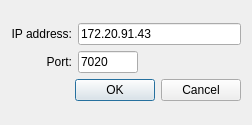
Qt form mercury_gui/address_dialog.ui (OE-FET/customxepr) before a commit.
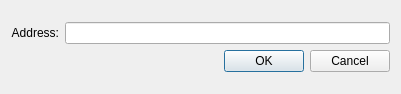
The same form after that commit.

Patch:
```diff
--- a/mercury_gui/address_dialog.ui
+++ b/mercury_gui/address_dialog.ui
@@ -6,8 +6,8 @@
    <rect>
     <x>0</x>
     <y>0</y>
-    <width>252</width>
-    <height>125</height>
+    <width>401</width>
+    <height>94</height>
    </rect>
   </property>
   <property name="windowTitle">
@@ -16,34 +16,24 @@
   <layout class="QVBoxLayout" name="verticalLayout">
    <item>
     <layout class="QGridLayout" name="gridLayout">
-     <item row="1" column="0" alignment="Qt::AlignRight">
-      <widget class="QLabel" name="label_2">
-       <property name="text">
-        <string>Port:</string>
-       </property>
-       <property name="alignment">
-        <set>Qt::AlignRight|Qt::AlignTrailing|Qt::AlignVCenter</set>
-       </property>
-      </widget>
-     </item>
      <item row="0" column="1">
       <widget class="QLineEdit" name="lineEditIP">
        <property name="text">
-        <string>172.20.91.43</string>
+        <string/>
        </property>
       </widget>
      </item>
      <item row="0" column="0" alignment="Qt::AlignRight">
       <widget class="QLabel" name="label">
        <property name="text">
-        <string>IP address:</string>
+        <string>Address:</string>
        </property>
        <property name="alignment">
         <set>Qt::AlignRight|Qt::AlignTrailing|Qt::AlignVCenter</set>
        </property>
       </widget>
      </item>
-     <item row="2" column="0" colspan="2">
+     <item row="1" column="0" colspan="2">
       <widget class="QDialogButtonBox" name="buttonBox">
        <property name="orientation">
         <enum>Qt::Horizontal</enum>
@@ -53,25 +43,6 @@
        </property>
       </widget>
      </item>
-     <item row="1" column="1">
-      <widget class="QLineEdit" name="lineEditPort">
-       <property name="sizePolicy">
-        <sizepolicy hsizetype="Fixed" vsizetype="Fixed">
-         <horstretch>0</horstretch>
-         <verstretch>0</verstretch>
-        </sizepolicy>
-       </property>
-       <property name="maximumSize">
-        <size>
-         <width>60</width>
-         <height>16777215</height>
-        </size>
-       </property>
-       <property name="text">
-        <string>7020</string>
-       </property>
-      </widget>
-     </item>
     </layout>
    </item>
   </layout>
```
Left out of the diff: 2 changed lines with no effect on the pictures.
